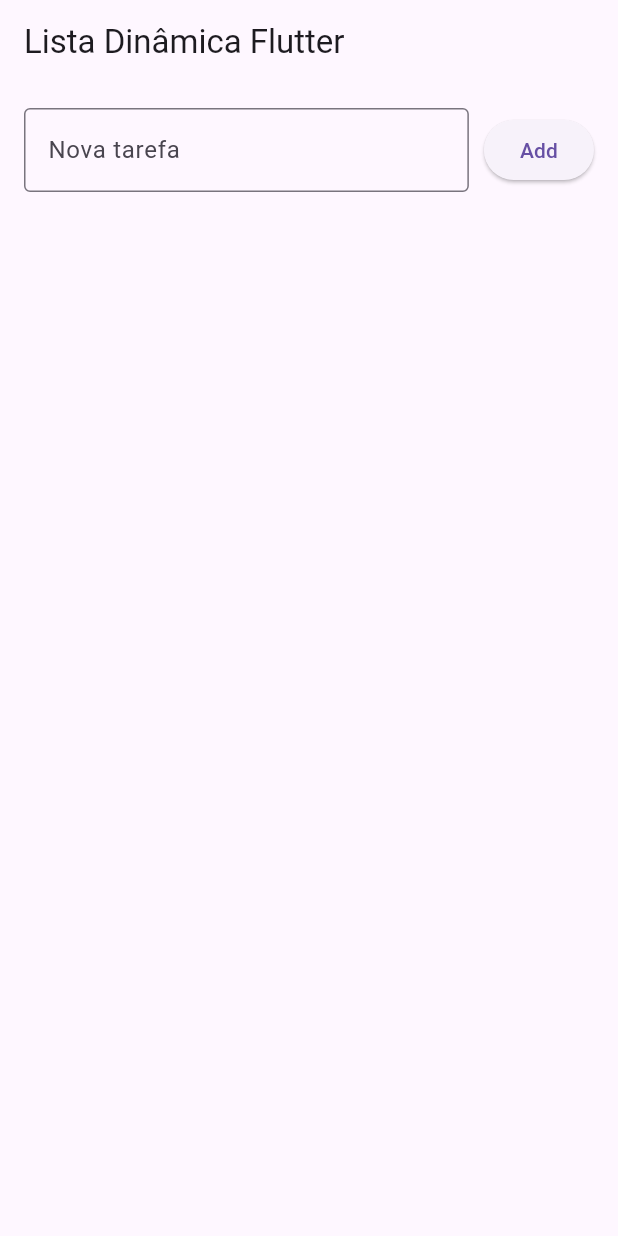
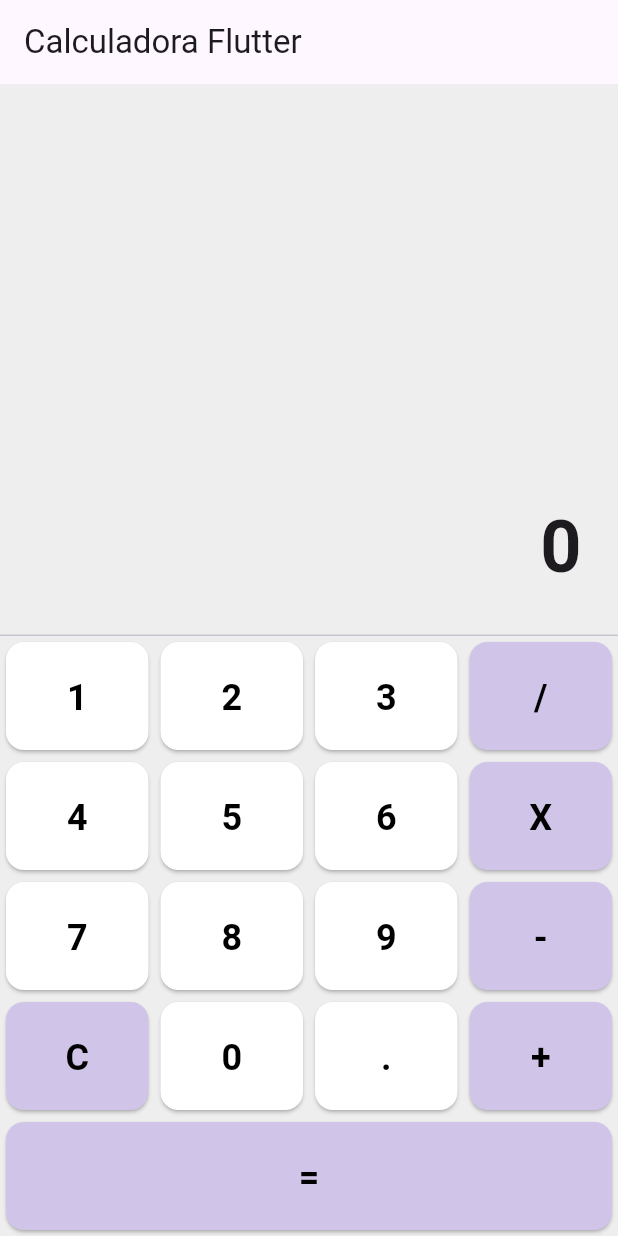
Before and after one commit to heitorhidalgo/mini-curso-prompt-eng-usp, a Flutter app: the screen it shows after launch, on a phone screen of 412 x 824 dp. Run offline on Flutter 3.47's test engine with Material 3 defaults, Android fonts, the phone set to English and light mode, and no system bars.

Commit message:
Exercício 3: Calculadora com histórico visual e layout ajustado

```diff
--- a/lib/main.dart
+++ b/lib/main.dart
@@ -1,88 +1,172 @@
 import 'package:flutter/material.dart';
 
 void main() {
-  runApp(const MeuAppLista());
+  runApp(const CalculadoraApp());
 }
 
-class MeuAppLista extends StatelessWidget {
-  const MeuAppLista({super.key});
+class CalculadoraApp extends StatelessWidget {
+  const CalculadoraApp({super.key});
 
   @override
   Widget build(BuildContext context) {
     return MaterialApp(
       debugShowCheckedModeBanner: false,
-      home: const TelaListaTarefas(),
+      theme: ThemeData(
+        primarySwatch: Colors.deepPurple,
+        // Dica: Visual mais moderno com botões maiores
+        elevatedButtonTheme: ElevatedButtonThemeData(
+          style: ElevatedButton.styleFrom(
+            padding: const EdgeInsets.all(20),
+          ),
+        ),
+      ),
+      home: const CalculadoraPage(),
     );
   }
 }
 
-class TelaListaTarefas extends StatefulWidget {
-  const TelaListaTarefas({super.key});
+class CalculadoraPage extends StatefulWidget {
+  const CalculadoraPage({super.key});
 
   @override
-  State<TelaListaTarefas> createState() => _TelaListaTarefasState();
+  State<CalculadoraPage> createState() => _CalculadoraPageState();
 }
 
-class _TelaListaTarefasState extends State<TelaListaTarefas> {
-  // 1. A fonte da verdade: nossa lista de tarefas
-  final List<String> _tarefas = [];
+class _CalculadoraPageState extends State<CalculadoraPage> {
+  // Variáveis de controle
+  String _visor = "";       // O que o usuário vê (ex: "5 + 5")
+  String _num1 = "";        // Primeiro número guardado na memória
+  String _operacao = "";    // Operação guardada (+, -, X, /)
+  String _buffer = "";      // O número que está sendo digitado AGORA
+  bool _novoCalculo = true; // Flag para saber se devemos limpar a tela ao digitar
 
-  // 2. O "controle remoto" do campo de texto
-  final TextEditingController _controller = TextEditingController();
+  void buttonPressed(String textoBotao) {
+    setState(() {
+      // 1. Lógica para LIMPAR (C)
+      if (textoBotao == "C") {
+        _visor = "";
+        _num1 = "";
+        _operacao = "";
+        _buffer = "";
+        _novoCalculo = true;
+      }
+      // 2. Lógica para RESULTADO (=)
+      else if (textoBotao == "=") {
+        if (_operacao.isNotEmpty && _buffer.isNotEmpty) {
+          double n1 = double.parse(_num1);
+          double n2 = double.parse(_buffer);
+          double resultado = 0.0;
 
-  void _adicionarTarefa() {
-    if (_controller.text.isNotEmpty) {
-      setState(() {
-        _tarefas.add(_controller.text); // Adiciona na lista
-        _controller.clear(); // Limpa o campo de texto
-      });
-    }
+          if (_operacao == "+") resultado = n1 + n2;
+          if (_operacao == "-") resultado = n1 - n2;
+          if (_operacao == "X") resultado = n1 * n2;
+          if (_operacao == "/") resultado = n1 / n2;
+
+          // Formatação para remover o ".0" (ex: 10.0 vira 10)
+          String resultadoFormatado = resultado.toString();
+          if (resultadoFormatado.endsWith(".0")) {
+            resultadoFormatado = resultadoFormatado.replaceAll(".0", "");
+          }
+
+          _visor = resultadoFormatado; // Mostra o resultado final
+          _buffer = resultadoFormatado; // Guarda o resultado caso queira continuar a conta
+          _operacao = ""; // Reseta a operação
+          _novoCalculo = true; // Próximo número digitado limpará a tela
+        }
+      }
+      // 3. Lógica para OPERADORES (+, -, X, /)
+      else if (["+", "-", "X", "/"].contains(textoBotao)) {
+        if (_buffer.isNotEmpty) {
+          _num1 = _buffer; // Salva o número atual
+          _operacao = textoBotao; // Salva a operação
+          _visor = "$_num1 $_operacao "; // Mostra "5 + " no visor
+          _buffer = ""; // Limpa o buffer para receber o segundo número
+          _novoCalculo = false;
+        }
+      }
+      // 4. Lógica para NÚMEROS (0-9 e .)
+      else {
+        // Se acabou de fazer uma conta (=), limpa tudo ao digitar um número novo
+        if (_novoCalculo) {
+          _visor = textoBotao;
+          _buffer = textoBotao;
+          _novoCalculo = false;
+          _num1 = "";
+          _operacao = "";
+        } else {
+          // Senão, continua digitando (concatena)
+          _buffer += textoBotao;
+          // Se já tem operação, mostra "Num1 + Num2", senão só "Num1"
+          if (_operacao.isNotEmpty) {
+            _visor = "$_num1 $_operacao $_buffer";
+          } else {
+            _visor = _buffer;
+          }
+        }
+      }
+    });
+  }
+
+  // Widget auxiliar para construir os botões
+  Widget buildButton(String texto) {
+    return Expanded(
+      child: Container(
+        margin: const EdgeInsets.all(4), // Espacinho entre botões
+        child: ElevatedButton(
+          style: ElevatedButton.styleFrom(
+            // Destaque visual para operadores
+            backgroundColor: ["=", "+", "-", "X", "/", "C"].contains(texto)
+                ? Colors.deepPurple.shade100
+                : Colors.white,
+            foregroundColor: Colors.black, // Cor do texto
+            shape: RoundedRectangleBorder(
+              borderRadius: BorderRadius.circular(12),
+            ),
+          ),
+          onPressed: () => buttonPressed(texto),
+          child: Text(
+            texto,
+            style: const TextStyle(fontSize: 24, fontWeight: FontWeight.bold),
+          ),
+        ),
+      ),
+    );
   }
 
   @override
   Widget build(BuildContext context) {
     return Scaffold(
-      appBar: AppBar(title: const Text("Lista Dinâmica Flutter")),
+      backgroundColor: Colors.grey[200],
+      appBar: AppBar(title: const Text("Calculadora Flutter")),
       body: Column(
-        children: [
-          Padding(
-            padding: const EdgeInsets.all(16.0),
-            child: Row(
+        children: <Widget>[
+          // VISOR
+          Expanded(
+            child: Container(
+              alignment: Alignment.bottomRight,
+              padding: const EdgeInsets.symmetric(horizontal: 24, vertical: 24),
+              child: Text(
+                _visor.isEmpty ? "0" : _visor, // Se vazio, mostra 0
+                style: const TextStyle(fontSize: 48, fontWeight: FontWeight.bold),
+                textAlign: TextAlign.right,
+              ),
+            ),
+          ),
+          const Divider(height: 1),
+
+          // TECLADO (Reorganizado: 1-2-3 em cima, 7-8-9 embaixo)
+          SizedBox(
+            height: 400, // Altura fixa para o teclado
+            child: Column(
               children: [
-                // Campo de texto expandido
-                Expanded(
-                  child: TextField(
-                    controller: _controller,
-                    decoration: const InputDecoration(
-                      labelText: "Nova tarefa",
-                      border: OutlineInputBorder(),
-                    ),
-                  ),
-                ),
-                const SizedBox(width: 10),
-                // Botão de adicionar
-                ElevatedButton(
-                  onPressed: _adicionarTarefa,
-                  child: const Text("Add"),
-                ),
+                Expanded(child: Row(children: [buildButton("1"), buildButton("2"), buildButton("3"), buildButton("/")])),
+                Expanded(child: Row(children: [buildButton("4"), buildButton("5"), buildButton("6"), buildButton("X")])),
+                Expanded(child: Row(children: [buildButton("7"), buildButton("8"), buildButton("9"), buildButton("-")])),
+                Expanded(child: Row(children: [buildButton("C"), buildButton("0"), buildButton("."), buildButton("+")])),
+                Expanded(child: Row(children: [buildButton("=")])), // Botão de igual ocupa toda a largura
               ],
             ),
-          ),
-          // Lista expandida para ocupar o resto da tela
-          Expanded(
-            child: ListView.builder(
-              itemCount: _tarefas.length,
-              itemBuilder: (context, index) {
-                return Card(
-                  margin: const EdgeInsets.symmetric(horizontal: 16, vertical: 4),
-                  child: ListTile(
-                    leading: CircleAvatar(child: Text("${index + 1}")),
-                    title: Text(_tarefas[index]),
-                  ),
-                );
-              },
-            ),
-          ),
+          )
         ],
       ),
     );
```
